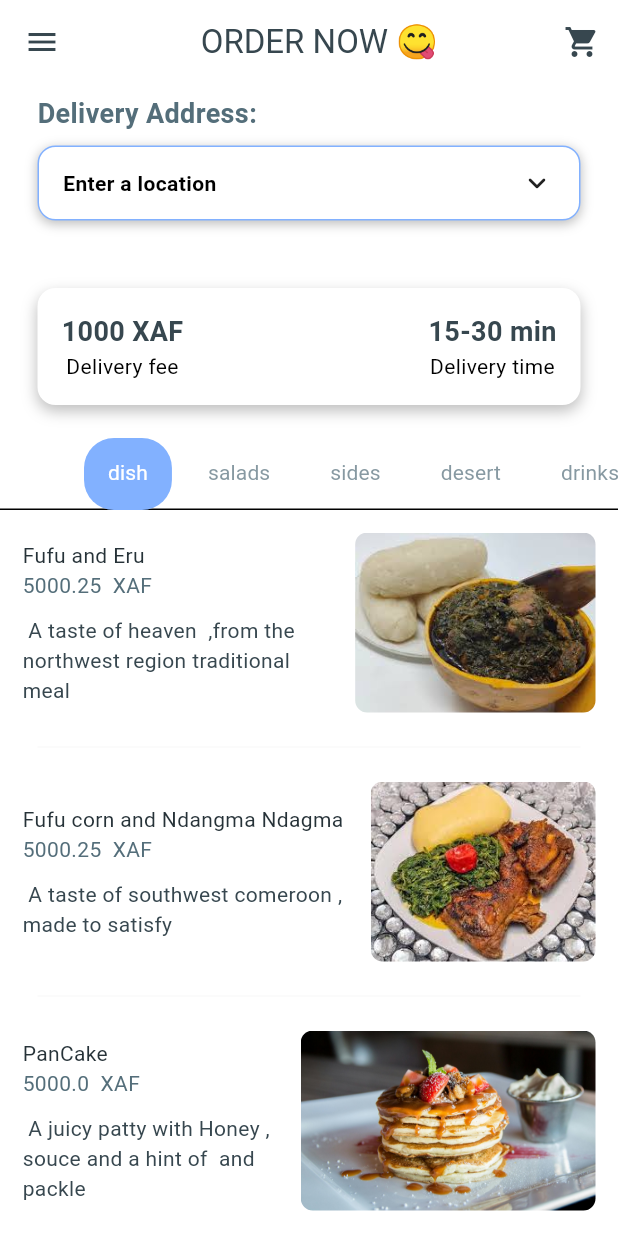
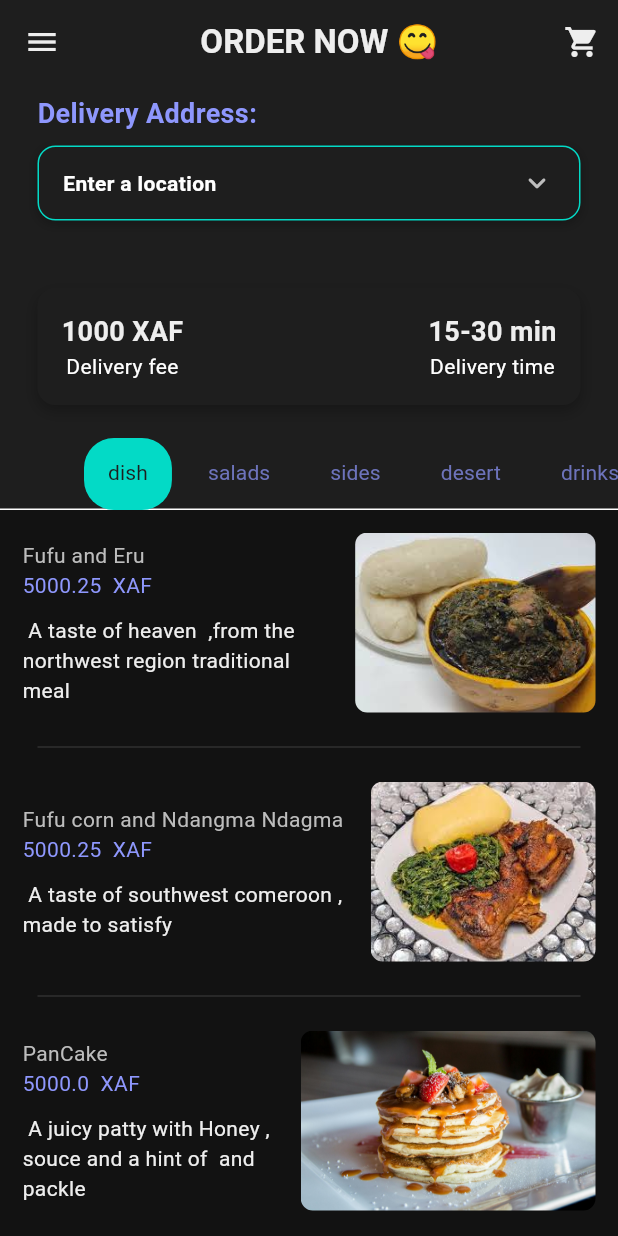
Before and after one commit to david123mbah/KmerChoop---food-dilivery-App, a Flutter app: the DeliveryPage screen opened directly, after a tap on "Return to Home", on a phone screen of 412 x 824 dp. Run offline on Flutter 3.47's test engine with Material 3 defaults, Android fonts, the phone set to English and light mode, and no system bars; drawn by our look-alikes of flutter_animate; our stand-ins replace cloud_firestore, firebase_auth, firebase_core, flutter_credit_card, geocoding, google_maps_flutter; accounts and stored records are empty.

Commit message:
update theme to black and added the titleto receip t page

```diff
--- a/lib/pages/deliverypage.dart
+++ b/lib/pages/deliverypage.dart
@@ -33,7 +33,12 @@ class _DeliveryPageState extends State<DeliveryPage> {
       backgroundColor: Theme.of(context).colorScheme.surface,
       body: const SingleChildScrollView(
         child: Column(
+
           children: [
+            Padding(
+              padding: EdgeInsets.all(26.0),
+              child: Center(child: Text("Receipt ")),
+            ),
             MyReceipt(),
           ],
         ),
--- a/lib/themes/theme_provider.dart
+++ b/lib/themes/theme_provider.dart
@@ -5,10 +5,10 @@ import 'package:musicapp/themes/light_mode.dart';
 
 
 class ThemeProvider with ChangeNotifier{
-   ThemeData _themeData = lightMode;
+   ThemeData _themeData = darkMode;
   ThemeData  get themeData => _themeData;
 
-  bool get isDarkMode => _themeData == lightMode;
+  bool get isDarkMode => _themeData == darkMode;
 
    set themeData (ThemeData themeData)  {
     _themeData = themeData;
@@ -16,9 +16,9 @@ class ThemeProvider with ChangeNotifier{
    }
    void toggleTheme() {
     if (_themeData == darkMode) {
+      themeData = darkMode;
+    } else {
       themeData = lightMode;
-    } else {
-      themeData = darkMode;
     }
    }
 }
```
